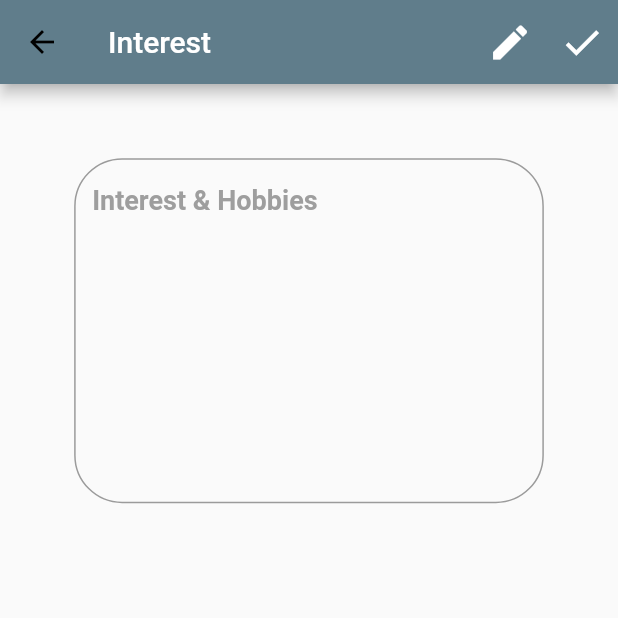
After one commit to vishweshsoni/ResumeBuilder, a Flutter app: the HomePage screen opened by its route, after a tap on "Intrest & Hobbies", on a phone screen of 412 x 824 dp, the top half of it. The commit adds this screen. Run offline on Flutter 3.47's test engine with Material 2 defaults, Android fonts, the phone set to English and light mode, and no system bars; our stand-ins replace dio, fluttertoast, shared_preferences; accounts and stored records are empty; network calls fail; Roboto replaces fonts that are missing (Montserrat).

Commit message:
InterestPage Added & skills API integration

```diff
--- a/lib/screens/homepage.dart
+++ b/lib/screens/homepage.dart
@@ -7,6 +7,7 @@ import 'educationdetails.dart';
 import 'Awards.dart';
 import 'Experience.dart';
 import 'skills.dart';
+import 'interest.dart';
 
 class HomePage extends StatefulWidget {
   @override
@@ -294,7 +295,11 @@ class _HomePageState extends State<HomePage> {
                                     ),
                                   ),
                                 ),
-                                Text(
+                                GestureDetector(
+                                  onTap: (){
+                                    Navigator.push(context, MaterialPageRoute(builder: (context)=>Interest()));
+                                  },
+                                  child: Text(
                                     "Intrest & Hobbies",
                                     style: TextStyle(
                                         color: colorx,
@@ -302,6 +307,7 @@ class _HomePageState extends State<HomePage> {
                                         fontSize: 19.0,
                                         fontWeight: FontWeight.w500,
                                         fontStyle: FontStyle.normal),
+                                  ),
                                 )
                               ],
                             ),
--- /dev/null
+++ b/lib/screens/interest.dart
@@ -0,0 +1,86 @@
+import 'package:flutter/material.dart';
+import 'package:resume_app/sizeconfig.dart';
+
+class Interest extends StatefulWidget {
+  @override
+  _InterestState createState() => _InterestState();
+}
+
+class _InterestState extends State<Interest> {
+
+  TextEditingController experience = new TextEditingController();
+
+  @override
+  Widget build(BuildContext context) {
+    SizeConfig().init(context);
+    return Scaffold(
+      appBar: AppBar(
+        backgroundColor: Colors.blueGrey,
+        title: Text(
+          "Interest"
+              ,
+          style: TextStyle(color: Colors.white),
+        ),
+        actions: <Widget>[
+          IconButton(
+            icon: const Icon(Icons.edit),
+            iconSize: 30.0,
+            color: Colors.white,
+            onPressed: (){},
+          ),
+          IconButton(
+            icon: const Icon(Icons.check),
+            iconSize: 30.0,
+            color: Colors.white,
+            onPressed: (){},
+          ),
+        ],
+      ),
+
+      body: SingleChildScrollView(
+        child: Column(
+          mainAxisAlignment:MainAxisAlignment.center,
+
+          children: <Widget>[
+            Container(
+              alignment: Alignment.bottomCenter,
+              margin: EdgeInsets.all(
+                  SizeConfig.safeBlockVertical * 6),
+
+              child: SingleChildScrollView(
+                child: Column(
+                  children: <Widget>[
+                    TextField(
+                      controller: experience,
+                      maxLines: 10,
+                      decoration: InputDecoration(
+                        alignLabelWithHint: true,
+                        //     prefixIcon: Icon(Icons.verified_user, color: Colors.blueGrey, size: 25.0,),
+                        labelText: "Interest & Hobbies",
+                        labelStyle: TextStyle(
+                          fontSize: 18.0,
+                          fontFamily: 'Montserrat',
+                          fontWeight: FontWeight.bold,
+                          color: Colors.grey,
+
+                        ),
+                        border: OutlineInputBorder(borderRadius: BorderRadius.circular(32.0)),
+//                        focusedBorder: UnderlineInputBorder(
+//                          borderSide: BorderSide(
+//                              color: Colors.blueGrey
+//                          ),
+//                        ),
+                      ),
+                    ),
+                  ],
+                ),
+              ),
+            )
+          ],
+
+        ),
+      ),
+
+    );
+  }
+}
```
Also changed, not shown: lib/screens/skills.dart (+14 -10 lines). Lines whose indentation alone changed are shown as unchanged.
